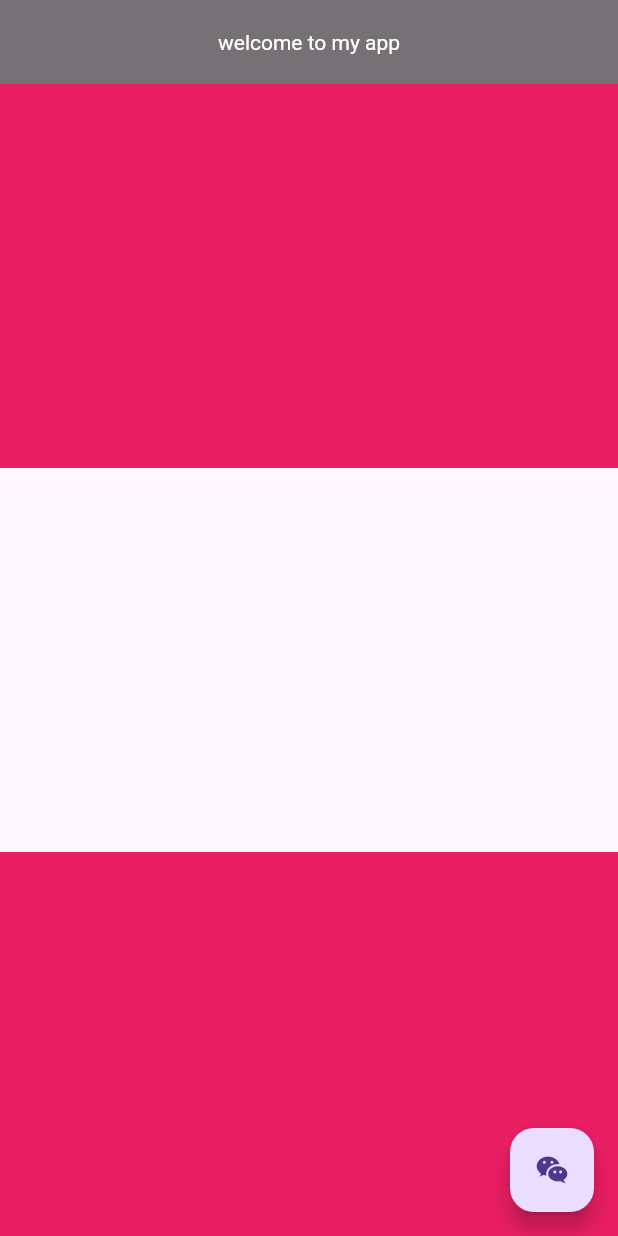
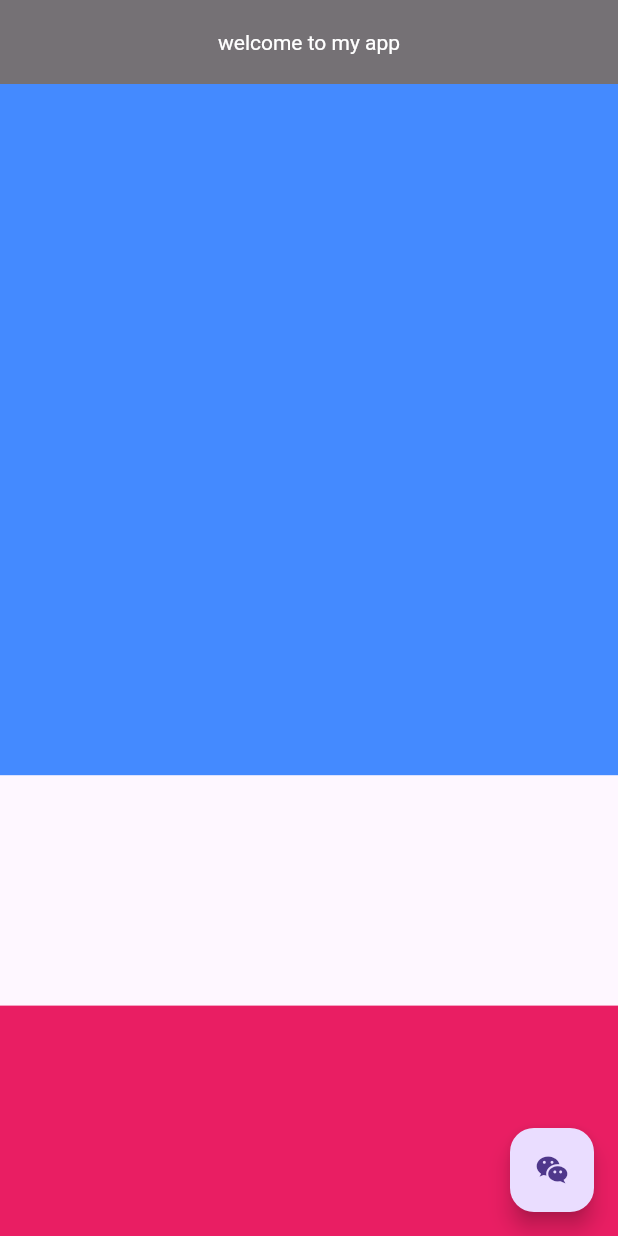
Before and after one commit to faria087/flutter, a Flutter app: the screen it shows after launch, on a phone screen of 412 x 824 dp. Run offline on Flutter 3.47's test engine with Material 3 defaults, Android fonts, the phone set to English and light mode, and no system bars.

Commit message:
expanded+flex

```diff
--- a/lib/home/screen.dart
+++ b/lib/home/screen.dart
@@ -394,7 +394,8 @@ class _HscreenState extends State<Hscreen> {
       body: Column(
         children: [
           Expanded(
-            child: Container(color: Colors.pink, width: double.infinity),
+            flex: 3,
+            child: Container(color: Colors.blueAccent, width: double.infinity),
           ),
           Spacer(),
           Expanded(
```
